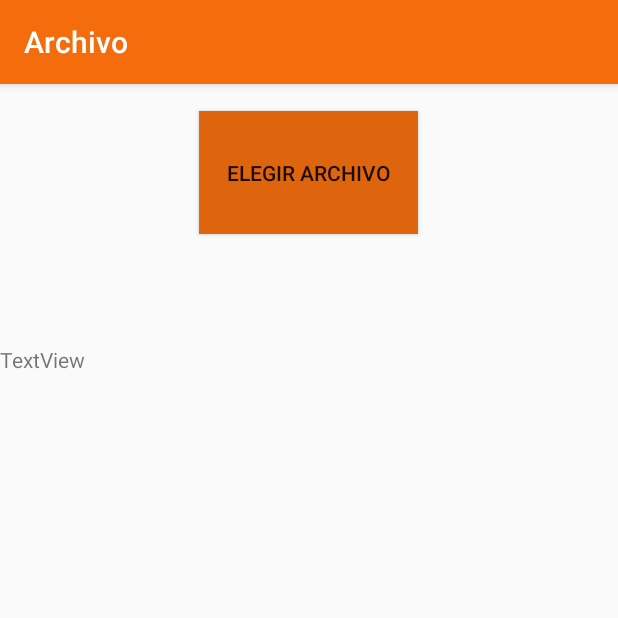
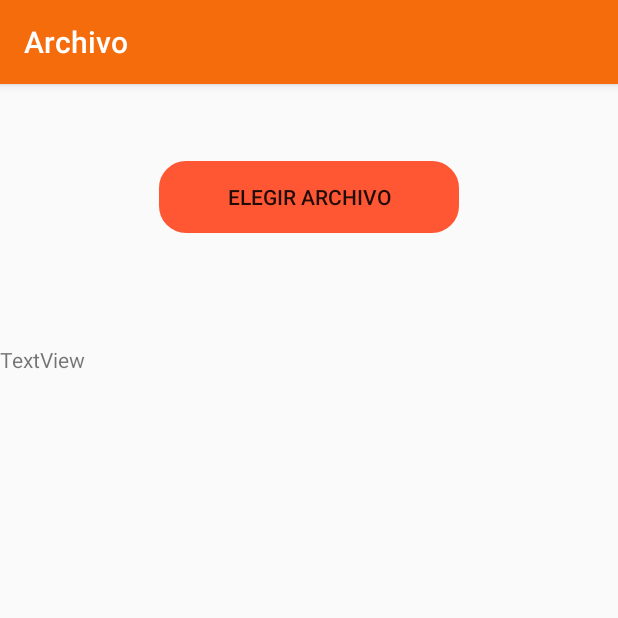
Before and after one commit to bkevin1052/Laboratorio2_ED2, an Android app: the FilesActivity screen opened directly, with no data from a screen before it, on a phone screen of 412 x 824 dp, the top half of it. Run offline under Robolectric (Android 15) with nearby library versions, the phone set to English and light mode, and no system bars.

Commit message:
Agregando Lectura de archivo

```diff
--- a/app/src/main/AndroidManifest.xml
+++ b/app/src/main/AndroidManifest.xml
@@ -1,6 +1,8 @@
 <?xml version="1.0" encoding="utf-8"?>
 <manifest xmlns:android="http://schemas.android.com/apk/res/android"
     package="com.laboratoriodos.kevin.laboratorio2_ed2">
+
+    <uses-permission android:name="android.permission.READ_EXTERNAL_STORAGE"/>
 
     <application
         android:allowBackup="true"
--- /dev/null
+++ b/app/src/main/java/com/laboratoriodos/kevin/laboratorio2_ed2/clases/Huffman.java
@@ -0,0 +1,4 @@
+package com.laboratoriodos.kevin.laboratorio2_ed2.clases;
+
+public class Huffman {
+}
--- /dev/null
+++ b/app/src/main/res/drawable/button_color.xml
@@ -0,0 +1,10 @@
+<?xml version="1.0" encoding="utf-8"?>
+<shape xmlns:android="http://schemas.android.com/apk/res/android">
+
+    <stroke
+        android:color="@color/colorPrimary"
+        android:width="5dp"/>
+
+    <corners android:radius="15dp"/>
+
+</shape>
--- a/app/src/main/res/layout/activity_files.xml
+++ b/app/src/main/res/layout/activity_files.xml
@@ -8,14 +8,15 @@
     tools:context=".FilesActivity">
 
     <Button
-        android:id="@+id/button"
-        android:layout_width="146dp"
-        android:layout_height="82dp"
+        android:id="@+id/btnElegirArchivo"
+        android:layout_width="200dp"
+        android:layout_height="wrap_content"
         android:layout_alignParentTop="true"
         android:layout_centerHorizontal="true"
-        android:layout_marginTop="18dp"
-        android:text="Elegir Archivo"
-        android:background="@color/colorPrimaryDark"/>
+        android:layout_marginTop="51dp"
+        android:background="@drawable/button_color"
+        android:backgroundTint="#FF5733 "
+        android:text="Elegir Archivo" />
 
     <TextView
         android:id="@+id/textViewContenio"
--- a/app/src/main/res/layout/activity_main.xml
+++ b/app/src/main/res/layout/activity_main.xml
@@ -15,7 +15,8 @@
         android:layout_centerHorizontal="true"
         android:layout_marginTop="67dp"
         android:text="HUFFMAN"
-        android:background="@color/colorPrimaryDark"/>
+        android:backgroundTint="#FF5733"
+        android:background="@drawable/button_color"/>
 
     <Button
         android:id="@+id/btnLzw"
@@ -25,5 +26,6 @@
         android:layout_centerHorizontal="true"
         android:layout_marginBottom="169dp"
         android:text="LZW"
-        android:background="@color/colorPrimaryDark"/>
+        android:backgroundTint="#FF5733"
+        android:background="@drawable/button_color"/>
 </RelativeLayout>
```
Also changed, not shown: app/src/main/java/com/laboratoriodos/kevin/laboratorio2_ed2/FilesActivity.java (+104 -1 lines), app/src/main/java/com/laboratoriodos/kevin/laboratorio2_ed2/clases/Archivo.java (added, +58 -0 lines), 1 other file.
